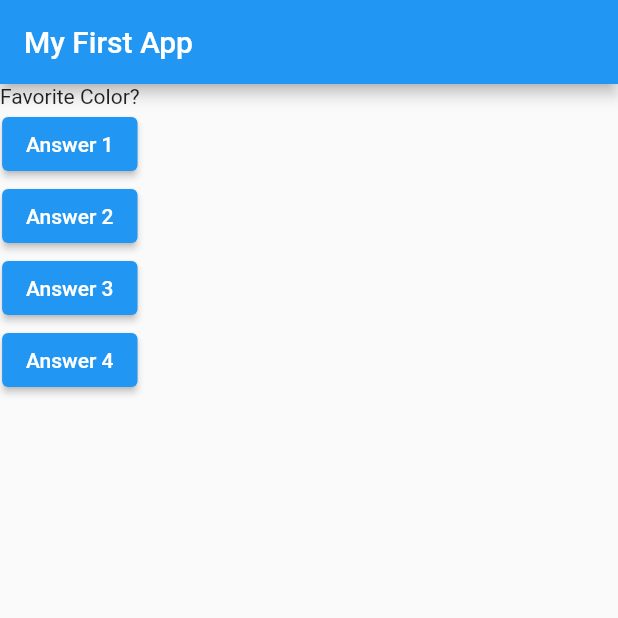
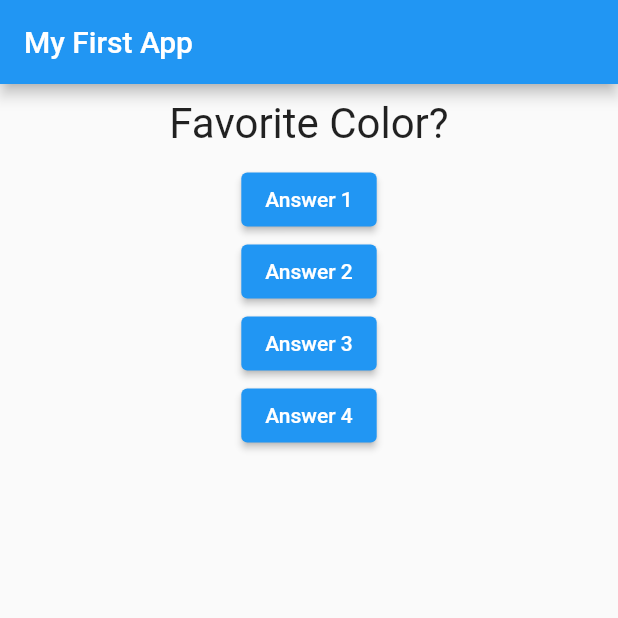
Before and after one commit to 5tigerjelly/learn_flutter, a Flutter app: the screen it shows after launch, on a phone screen of 412 x 824 dp, the top half of it. Run offline on Flutter 3.47's test engine with Material 2 defaults, Android fonts, the phone set to English and light mode, and no system bars.

Commit message:
add question widget file

```diff
--- a/lib/main.dart
+++ b/lib/main.dart
@@ -1,4 +1,6 @@
 import 'package:flutter/material.dart';
+
+import './question.dart';
 
 void main() {
   runApp(MyApp());
@@ -32,7 +34,7 @@ class _MyAppState extends State<MyApp> {
         ),
         body: Column(
           children: [
-            Text(questions.elementAt(_questionIndex)),
+            Question(questions.elementAt(_questionIndex)),
             ElevatedButton(onPressed: _answerQuestion, child: Text('Answer 1')),
             ElevatedButton(onPressed: _answerQuestion, child: Text('Answer 2')),
             ElevatedButton(onPressed: _answerQuestion, child: Text('Answer 3')),
--- /dev/null
+++ b/lib/question.dart
@@ -0,0 +1,20 @@
+import 'package:flutter/material.dart';
+
+class Question extends StatelessWidget {
+  final String questionText;
+
+  Question(this.questionText);
+
+  @override
+  Widget build(BuildContext context) {
+    return Container(
+      width: double.infinity,
+      margin: EdgeInsets.all(10),
+      child: Text(
+        questionText,
+        style: TextStyle(fontSize: 28),
+        textAlign: TextAlign.center,
+      ),
+    );
+  }
+}
```
